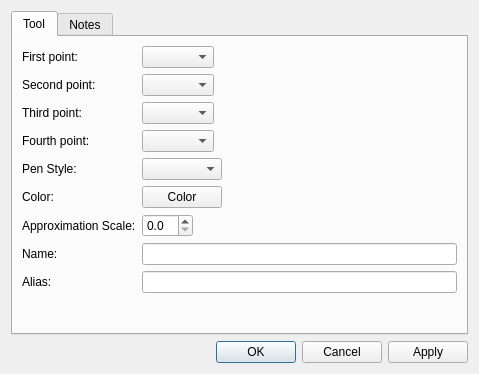
This is src/libs/vtools/dialogs/tools/dialogcubicbezier.ui in dismine/valentina as Qt 5 draws it before an edit. The edited form follows.
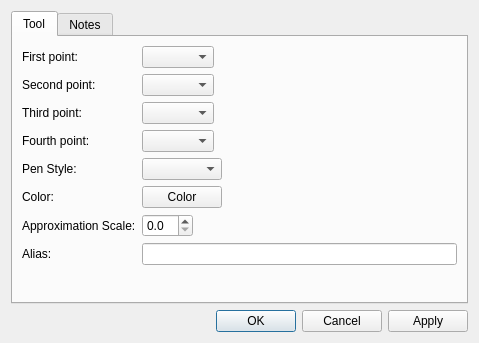
This is the edited form. Icons and pictures are not drawn. Custom widgets are drawn as their Qt base class.

```diff
--- a/src/libs/vtools/dialogs/tools/dialogcubicbezier.ui
+++ b/src/libs/vtools/dialogs/tools/dialogcubicbezier.ui
@@ -7,7 +7,7 @@
     <x>0</x>
     <y>0</y>
     <width>479</width>
-    <height>374</height>
+    <height>343</height>
    </rect>
   </property>
   <property name="windowTitle">
@@ -131,27 +131,13 @@
         </widget>
        </item>
        <item row="7" column="0">
-        <widget class="QLabel" name="labelName">
-         <property name="text">
-          <string>Name:</string>
-         </property>
-        </widget>
-       </item>
-       <item row="7" column="1">
-        <widget class="QLineEdit" name="lineEditSplineName">
-         <property name="readOnly">
-          <bool>true</bool>
-         </property>
-        </widget>
-       </item>
-       <item row="8" column="0">
         <widget class="QLabel" name="labelAlias">
          <property name="text">
           <string>Alias:</string>
          </property>
         </widget>
        </item>
-       <item row="8" column="1">
+       <item row="7" column="1">
         <widget class="QLineEdit" name="lineEditAlias">
          <property name="clearButtonEnabled">
           <bool>true</bool>
```
Left out of the diff: 20 changed lines with no effect on the pictures.
